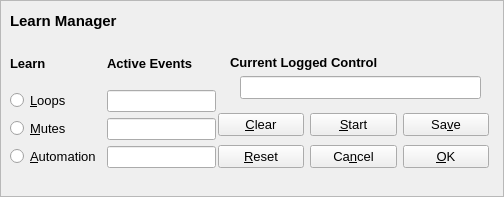
First picture: the form in seq_qt5/src/gui/qlearnframe.ui, repository ahlstromcj/seq66, before the edit.
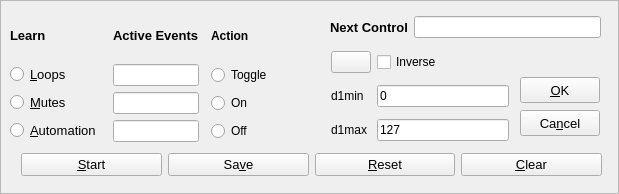
Second picture: the form after the edit.

Commit message: A lot of work on MIDI Learn, in progress.

Patch:
```diff
--- a/seq_qt5/src/gui/qlearnframe.ui
+++ b/seq_qt5/src/gui/qlearnframe.ui
@@ -6,8 +6,8 @@
    <rect>
     <x>0</x>
     <y>0</y>
-    <width>504</width>
-    <height>197</height>
+    <width>619</width>
+    <height>194</height>
    </rect>
   </property>
   <property name="windowTitle">
@@ -16,64 +16,48 @@
   <property name="frameShape">
    <enum>QFrame::StyledPanel</enum>
   </property>
-  <widget class="QLabel" name="learn_manager_label">
-   <property name="geometry">
-    <rect>
-     <x>10</x>
-     <y>10</y>
-     <width>115</width>
-     <height>21</height>
-    </rect>
-   </property>
-   <property name="font">
-    <font>
-     <pointsize>11</pointsize>
-     <bold>true</bold>
-    </font>
-   </property>
-   <property name="text">
-    <string>Learn Manager</string>
-   </property>
-  </widget>
-  <widget class="QLabel" name="current_logged_control_label">
-   <property name="geometry">
-    <rect>
-     <x>230</x>
-     <y>53</y>
-     <width>153</width>
-     <height>18</height>
-    </rect>
-   </property>
-   <property name="font">
-    <font>
-     <pointsize>10</pointsize>
-     <bold>true</bold>
-    </font>
-   </property>
-   <property name="text">
-    <string>Current Logged Control</string>
-   </property>
-  </widget>
-  <widget class="QLineEdit" name="current_logged_control_line_edit">
-   <property name="geometry">
-    <rect>
-     <x>240</x>
-     <y>76</y>
-     <width>241</width>
-     <height>23</height>
-    </rect>
-   </property>
-  </widget>
   <widget class="QWidget" name="layoutWidget">
    <property name="geometry">
     <rect>
      <x>10</x>
-     <y>43</y>
-     <width>206</width>
-     <height>125</height>
+     <y>13</y>
+     <width>301</width>
+     <height>129</height>
     </rect>
    </property>
-   <layout class="QGridLayout" name="learn_grid_layout">
+   <layout class="QGridLayout" name="learn_grid_layout" columnstretch="2,1,3">
+    <property name="horizontalSpacing">
+     <number>12</number>
+    </property>
+    <item row="1" column="1">
+     <widget class="QLineEdit" name="loops_line_edit"/>
+    </item>
+    <item row="0" column="1">
+     <widget class="QLabel" name="active_events_label">
+      <property name="font">
+       <font>
+        <pointsize>10</pointsize>
+        <bold>true</bold>
+       </font>
+      </property>
+      <property name="text">
+       <string>Active Events</string>
+      </property>
+     </widget>
+    </item>
+    <item row="0" column="0">
+     <widget class="QLabel" name="learn_label">
+      <property name="font">
+       <font>
+        <pointsize>10</pointsize>
+        <bold>true</bold>
+       </font>
+      </property>
+      <property name="text">
+       <string>Learn</string>
+      </property>
+     </widget>
+    </item>
     <item row="1" column="0">
      <widget class="QRadioButton" name="loops_button">
       <property name="font">
@@ -86,8 +70,24 @@
       </property>
      </widget>
     </item>
-    <item row="2" column="1">
-     <widget class="QLineEdit" name="mutes_line_edit"/>
+    <item row="2" column="0">
+     <widget class="QRadioButton" name="mutes_button">
+      <property name="font">
+       <font>
+        <pointsize>10</pointsize>
+       </font>
+      </property>
+      <property name="toolTip">
+       <string>If checked, auto-increment to the next mute-group
+number when a control device button is clicked.</string>
+      </property>
+      <property name="text">
+       <string>&amp;Mutes</string>
+      </property>
+     </widget>
+    </item>
+    <item row="3" column="1">
+     <widget class="QLineEdit" name="automation_line_edit"/>
     </item>
     <item row="3" column="0">
      <widget class="QRadioButton" name="automation_button">
@@ -101,47 +101,48 @@
       </property>
      </widget>
     </item>
-    <item row="3" column="1">
-     <widget class="QLineEdit" name="automation_line_edit"/>
+    <item row="2" column="1">
+     <widget class="QLineEdit" name="mutes_line_edit"/>
     </item>
-    <item row="2" column="0">
-     <widget class="QRadioButton" name="mutes_button">
+    <item row="0" column="2">
+     <widget class="QLabel" name="label">
       <property name="font">
        <font>
-        <pointsize>10</pointsize>
+        <bold>true</bold>
        </font>
       </property>
       <property name="text">
-       <string>&amp;Mutes</string>
+       <string>Action</string>
       </property>
      </widget>
     </item>
-    <item row="1" column="1">
-     <widget class="QLineEdit" name="loops_line_edit"/>
+    <item row="1" column="2">
+     <widget class="QRadioButton" name="radio_action_toggle">
+      <property name="toolTip">
+       <string>All recorded actions will be &quot;toggle&quot; actions.</string>
+      </property>
+      <property name="text">
+       <string>Toggle</string>
+      </property>
+     </widget>
     </item>
-    <item row="0" column="0">
-     <widget class="QLabel" name="learn_label">
-      <property name="font">
-       <font>
-        <pointsize>10</pointsize>
-        <bold>true</bold>
-       </font>
+    <item row="2" column="2">
+     <widget class="QRadioButton" name="radio_action_on">
+      <property name="toolTip">
+       <string>All recorded actions will be &quot;on&quot; actions.</string>
       </property>
       <property name="text">
-       <string>Learn</string>
+       <string>On</string>
       </property>
      </widget>
     </item>
-    <item row="0" column="1">
-     <widget class="QLabel" name="active_events_label">
-      <property name="font">
-       <font>
-        <pointsize>10</pointsize>
-        <bold>true</bold>
-       </font>
+    <item row="3" column="2">
+     <widget class="QRadioButton" name="radio_action_off">
+      <property name="toolTip">
+       <string>All recorded actions will be &quot;off&quot; actions.</string>
       </property>
       <property name="text">
-       <string>Active Events</string>
+       <string>Off</string>
       </property>
      </widget>
     </item>
@@ -150,26 +151,145 @@
   <widget class="QWidget" name="layoutWidget">
    <property name="geometry">
     <rect>
-     <x>218</x>
-     <y>110</y>
+     <x>330</x>
+     <y>10</y>
      <width>271</width>
-     <height>61</height>
+     <height>34</height>
     </rect>
    </property>
-   <layout class="QGridLayout" name="gridLayout">
-    <item row="1" column="1">
-     <widget class="QPushButton" name="cancel_push_button">
+   <layout class="QHBoxLayout" name="horizontalLayout">
+    <item>
+     <widget class="QLabel" name="current_logged_control_label">
       <property name="font">
        <font>
         <pointsize>10</pointsize>
+        <bold>true</bold>
        </font>
       </property>
       <property name="text">
-       <string>Ca&amp;ncel</string>
+       <string>Next Control</string>
+      </property>
+     </widget>
+    </item>
+    <item>
+     <widget class="QLineEdit" name="current_logged_control_line_edit"/>
+    </item>
+   </layout>
+  </widget>
+  <widget class="QWidget" name="layoutWidget">
+   <property name="geometry">
+    <rect>
+     <x>331</x>
+     <y>45</y>
+     <width>178</width>
+     <height>104</height>
+    </rect>
+   </property>
+   <layout class="QGridLayout" name="gridLayout_2">
+    <item row="0" column="0">
+     <widget class="QPushButton" name="reserved_push_button">
+      <property name="text">
+       <string/>
       </property>
      </widget>
     </item>
     <item row="0" column="1">
+     <widget class="QCheckBox" name="inverse_check_box">
+      <property name="toolTip">
+       <string>If checked, use the inverse feature of the
+control. Generally not needed, though.</string>
+      </property>
+      <property name="text">
+       <string>Inverse</string>
+      </property>
+     </widget>
+    </item>
+    <item row="1" column="0">
+     <widget class="QLabel" name="label_2">
+      <property name="text">
+       <string>d1min</string>
+      </property>
+     </widget>
+    </item>
+    <item row="1" column="1">
+     <widget class="QLineEdit" name="d1min_line_edit">
+      <property name="text">
+       <string>0</string>
+      </property>
+     </widget>
+    </item>
+    <item row="2" column="0">
+     <widget class="QLabel" name="label_3">
+      <property name="text">
+       <string>d1max</string>
+      </property>
+     </widget>
+    </item>
+    <item row="2" column="1">
+     <widget class="QLineEdit" name="d1max_line_edit">
+      <property name="text">
+       <string>127</string>
+      </property>
+     </widget>
+    </item>
+   </layout>
+  </widget>
+  <widget class="QPushButton" name="ok_push_button">
+   <property name="geometry">
+    <rect>
+     <x>520</x>
+     <y>77</y>
+     <width>80</width>
+     <height>26</height>
+    </rect>
+   </property>
+   <property name="font">
+    <font>
+     <pointsize>10</pointsize>
+    </font>
+   </property>
+   <property name="toolTip">
+    <string>Accepts the changes, making them official,
+and flags for the saving of the 'ctrl' file
+at exit.</string>
+   </property>
+   <property name="text">
+    <string>&amp;OK</string>
+   </property>
+  </widget>
+  <widget class="QPushButton" name="cancel_push_button">
+   <property name="geometry">
+    <rect>
+     <x>520</x>
+     <y>110</y>
+     <width>80</width>
+     <height>26</height>
+    </rect>
+   </property>
+   <property name="font">
+    <font>
+     <pointsize>10</pointsize>
+    </font>
+   </property>
+   <property name="toolTip">
+    <string>Exit without any changes since the
+last Save.</string>
+   </property>
+   <property name="text">
+    <string>Ca&amp;ncel</string>
+   </property>
+  </widget>
+  <widget class="QWidget" name="layoutWidget">
+   <property name="geometry">
+    <rect>
+     <x>21</x>
+     <y>150</y>
+     <width>581</width>
+     <height>30</height>
+    </rect>
+   </property>
+   <layout class="QHBoxLayout" name="horizontalLayout_2">
+    <item>
      <widget class="QPushButton" name="start_push_button">
       <property name="font">
        <font>
@@ -181,7 +301,7 @@
       </property>
      </widget>
     </item>
-    <item row="0" column="2">
+    <item>
      <widget class="QPushButton" name="save_push_button">
       <property name="font">
        <font>
@@ -193,7 +313,7 @@
       </property>
      </widget>
     </item>
-    <item row="1" column="0">
+    <item>
      <widget class="QPushButton" name="reset_push_button">
       <property name="font">
        <font>
@@ -205,7 +325,7 @@
       </property>
      </widget>
     </item>
-    <item row="0" column="0">
+    <item>
      <widget class="QPushButton" name="clear_push_button">
       <property name="font">
        <font>
@@ -218,18 +338,6 @@
       </property>
      </widget>
     </item>
-    <item row="1" column="2">
-     <widget class="QPushButton" name="ok_push_button">
-      <property name="font">
-       <font>
-        <pointsize>10</pointsize>
-       </font>
-      </property>
-      <property name="text">
-       <string>&amp;OK</string>
-      </property>
-     </widget>
-    </item>
    </layout>
   </widget>
  </widget>
```
Left out of the diff: 28 changed lines with no effect on the pictures. The commit also changes 24 other files.
